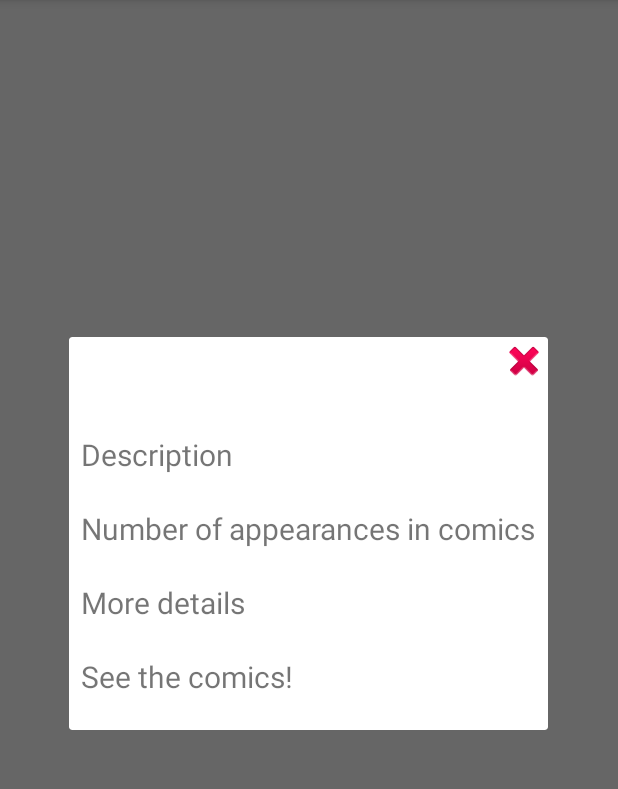
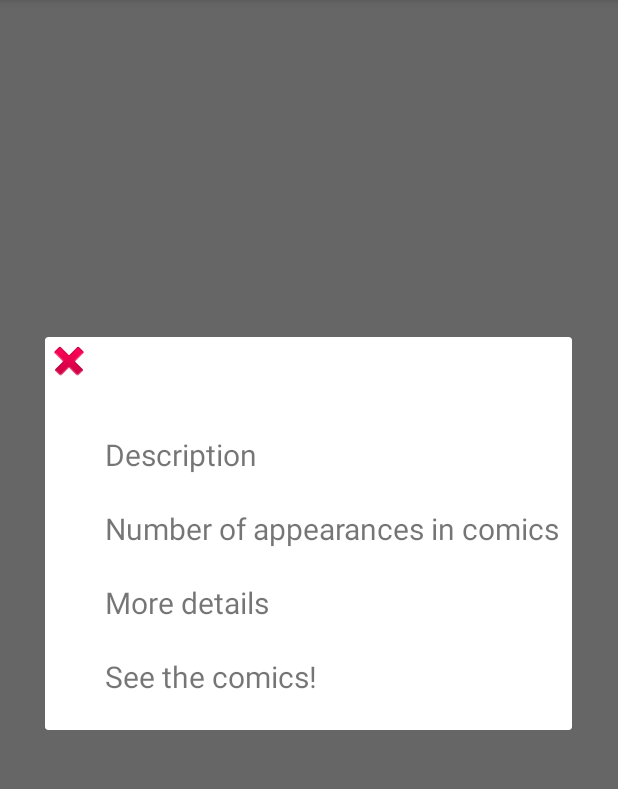
Before and after one commit to Matias-Villalobo/MarvelApp, an Android app: the fragment MarvelDetailsFragment placed in its activity, on a phone screen of 412 x 824 dp, the part 84-873 px from its top. Run offline under Robolectric (Android 15) with nearby library versions, the phone set to English and light mode, and no system bars; our stand-ins replace RxJava; network calls fail.

Commit message:
comments solved

```diff
--- a/app/src/main/java/com/example/marvelapp/presentation/fragment/MarvelDetailsFragment.kt
+++ b/app/src/main/java/com/example/marvelapp/presentation/fragment/MarvelDetailsFragment.kt
@@ -19,11 +19,6 @@ class MarvelDetailsFragment : DialogFragment() {
         return binding.root
     }
 
-    override fun onViewCreated(view: View, savedInstanceState: Bundle?) {
-        super.onViewCreated(view, savedInstanceState)
-
-    }
-
     companion object {
         const val TAG: String = "marvelItemFragment"
         fun newInstance(
--- a/app/src/main/res/layout/character_detail_layout.xml
+++ b/app/src/main/res/layout/character_detail_layout.xml
@@ -1,5 +1,5 @@
 <?xml version="1.0" encoding="utf-8"?>
-<androidx.constraintlayout.widget.ConstraintLayout xmlns:android="http://schemas.android.com/apk/res/android"
+<LinearLayout xmlns:android="http://schemas.android.com/apk/res/android"
     xmlns:app="http://schemas.android.com/apk/res-auto"
     android:layout_width="match_parent"
     android:layout_height="match_parent">
@@ -84,4 +84,4 @@
             android:layout_height="wrap_content" />
     </LinearLayout>
 
-</androidx.constraintlayout.widget.ConstraintLayout>
+</LinearLayout>
```
